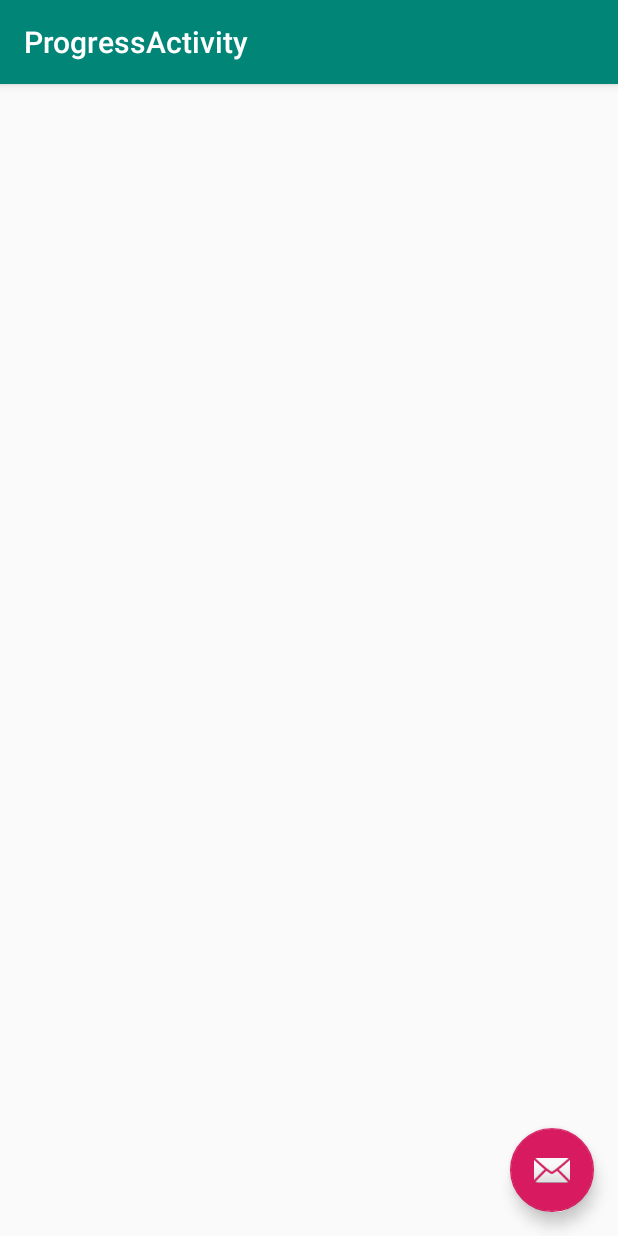
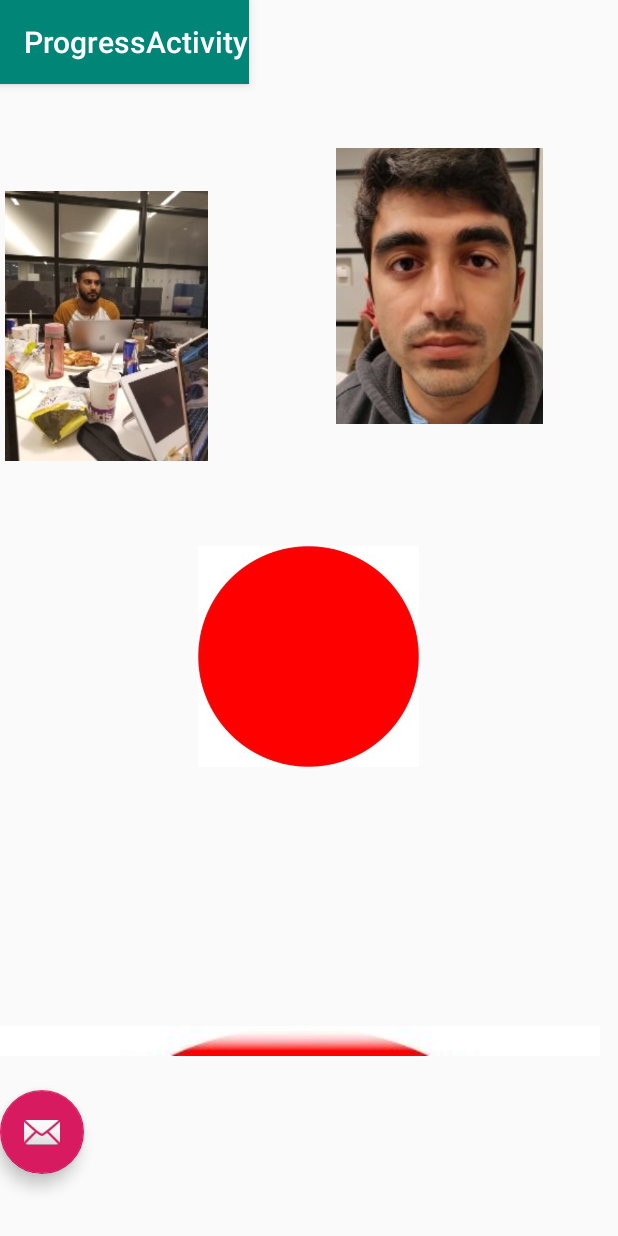
Before and after one commit to yashl/makeupmymind, an Android app: the ProgressActivity screen opened directly, with no data from a screen before it, on a phone screen of 412 x 824 dp. Run offline under Robolectric (Android 15) with nearby library versions, the phone set to English and light mode, and no system bars; Roboto replaces fonts that are not available here.

Commit message:
Pictures on progress activity

```diff
--- a/app/src/main/res/layout/activity_progress.xml
+++ b/app/src/main/res/layout/activity_progress.xml
@@ -1,33 +1,82 @@
 <?xml version="1.0" encoding="utf-8"?>
-<androidx.coordinatorlayout.widget.CoordinatorLayout xmlns:android="http://schemas.android.com/apk/res/android"
+<androidx.constraintlayout.widget.ConstraintLayout xmlns:android="http://schemas.android.com/apk/res/android"
     xmlns:app="http://schemas.android.com/apk/res-auto"
     xmlns:tools="http://schemas.android.com/tools"
+    android:id="@+id/coordinatorLayout2"
     android:layout_width="match_parent"
     android:layout_height="match_parent"
     tools:context=".ProgressActivity">
 
     <com.google.android.material.appbar.AppBarLayout
-        android:layout_width="match_parent"
+        android:id="@+id/appBarLayout"
+        android:layout_width="wrap_content"
         android:layout_height="wrap_content"
         android:theme="@style/AppTheme.AppBarOverlay">
 
         <androidx.appcompat.widget.Toolbar
             android:id="@+id/toolbar"
-            android:layout_width="match_parent"
-            android:layout_height="?attr/actionBarSize"
+            android:layout_width="wrap_content"
+            android:layout_height="wrap_content"
             android:background="?attr/colorPrimary"
             app:popupTheme="@style/AppTheme.PopupOverlay" />
 
     </com.google.android.material.appbar.AppBarLayout>
 
-    <include layout="@layout/content_progress" />
+    <include
+        android:id="@+id/include2"
+        layout="@layout/content_progress"
+        android:layout_width="wrap_content"
+        android:layout_height="wrap_content"
+        tools:layout_editor_absoluteX="0dp"
+        tools:layout_editor_absoluteY="0dp" />
 
     <com.google.android.material.floatingactionbutton.FloatingActionButton
         android:id="@+id/fab"
         android:layout_width="wrap_content"
         android:layout_height="wrap_content"
-        android:layout_gravity="bottom|end"
-        android:layout_margin="@dimen/fab_margin"
-        app:srcCompat="@android:drawable/ic_dialog_email" />
+        app:layout_constraintBottom_toBottomOf="parent"
+        app:layout_constraintTop_toTopOf="parent"
+        app:layout_constraintVertical_bias="0.946"
+        app:srcCompat="@android:drawable/ic_dialog_email"
+        tools:layout_editor_absoluteX="339dp" />
 
-</androidx.coordinatorlayout.widget.CoordinatorLayout>
+    <ImageView
+        android:id="@+id/imageView2"
+        android:layout_width="142dp"
+        android:layout_height="180dp"
+        app:layout_constraintBottom_toBottomOf="parent"
+        app:layout_constraintTop_toTopOf="parent"
+        app:layout_constraintVertical_bias="0.198"
+        app:srcCompat="@drawable/pic1"
+        tools:layout_editor_absoluteX="29dp" />
+
+    <ImageView
+        android:id="@+id/imageView3"
+        android:layout_width="138dp"
+        android:layout_height="197dp"
+        android:layout_marginStart="224dp"
+        android:layout_marginTop="92dp"
+        app:layout_constraintStart_toStartOf="parent"
+        app:layout_constraintTop_toTopOf="parent"
+        app:srcCompat="@drawable/pic2" />
+
+    <ImageView
+        android:id="@+id/imageView4"
+        android:layout_width="147dp"
+        android:layout_height="147dp"
+        android:layout_marginStart="132dp"
+        android:layout_marginTop="364dp"
+        app:layout_constraintStart_toStartOf="parent"
+        app:layout_constraintTop_toTopOf="parent"
+        app:srcCompat="@drawable/pic3" />
+
+    <ImageView
+        android:id="@+id/imageView5"
+        android:layout_width="wrap_content"
+        android:layout_height="wrap_content"
+        android:layout_marginBottom="120dp"
+        app:layout_constraintBottom_toBottomOf="parent"
+        app:srcCompat="@drawable/pic4"
+        tools:layout_editor_absoluteX="-5dp" />
+
+</androidx.constraintlayout.widget.ConstraintLayout>
```
Also changed, not shown: app/src/main/res/drawable/pic1.jpg (added), app/src/main/res/drawable/pic2.jpg (added), app/src/main/res/drawable/pic3.jpg (added), app/src/main/res/drawable/pic4.jpg (added).
